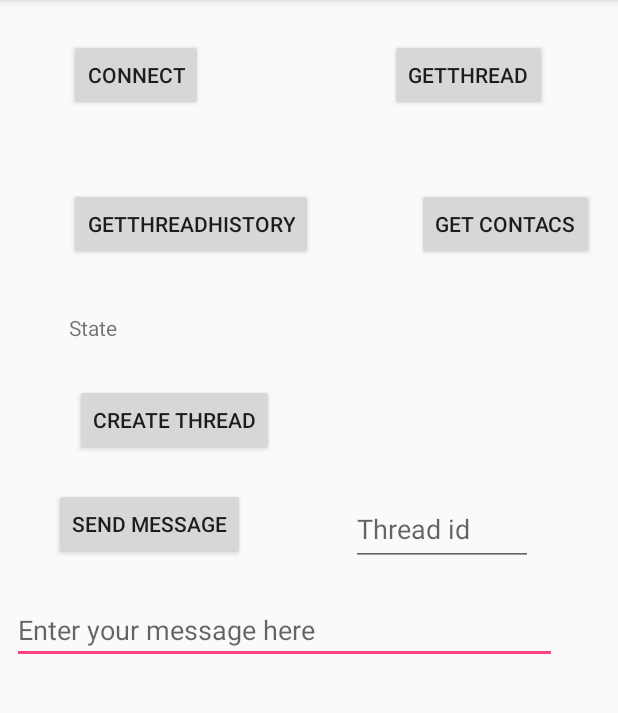
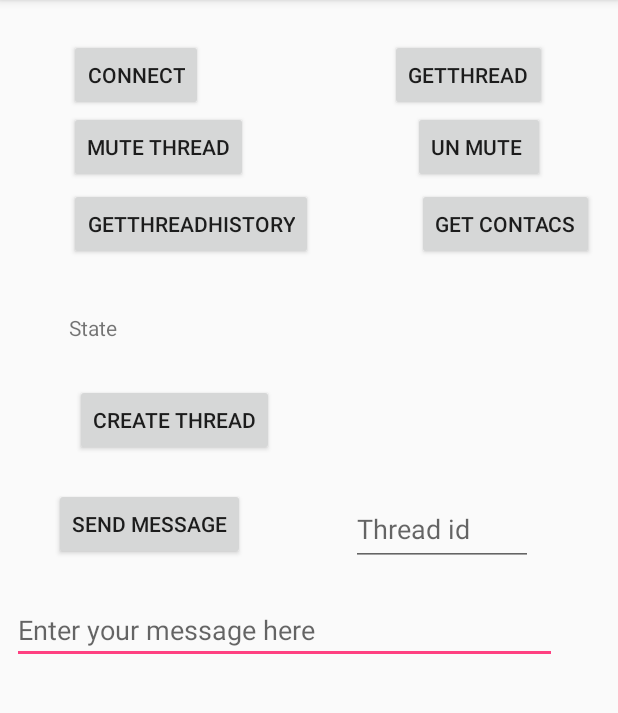
Before and after one commit to Sinarahimi/Chat-Pod, an Android app: the screen it shows after launch (ChatActivity), on a phone screen of 412 x 824 dp, the part 84-797 px from its top. Run offline under Robolectric (Android 15) with nearby library versions, the phone set to English and light mode, and no system bars; libraries missing offline, so code that uses them is left out: com.neovisionaries.ws, rx.android.schedulers, rx.schedulers.

Commit message:
Un mute thread is added mute thread is added

```diff
--- a/app/src/main/java/ir/fanap/chat/sdk/application/chat/ChatActivity.java
+++ b/app/src/main/java/ir/fanap/chat/sdk/application/chat/ChatActivity.java
@@ -13,11 +13,13 @@ public class ChatActivity extends AppCompatActivity implements ChatContract.view
 
     ChatContract.presenter presenter;
     //ab
-    private static String TOKEN = "ed4be26a60c24ed594e266a2181424c5";
-
+//private static String TOKEN = "ed4be26a60c24ed594e266a2181424c5";
     //private static String TOKEN = "afa51d8291dc4072a0831d3a18cb5030";
     //Felfeli
-//    private static String TOKEN = "a11768091eac48f2a7b84ed6a241f9c3";
+// private static String TOKEN = "a11768091eac48f2a7b84ed6a241f9c3";
+    //zam
+    private static String TOKEN = "c0866c4cc5274ea7ada6b01575b19d24";
+
     //
     @Override
     protected void onCreate(Bundle savedInstanceState) {
@@ -58,7 +60,7 @@ public class ChatActivity extends AppCompatActivity implements ChatContract.view
         if (!text.equals("")) {
             presenter.sendTextMessage(text, textThread);
         } else {
-            Toast.makeText(this,"Message is Empty",Toast.LENGTH_SHORT).show();
+            Toast.makeText(this, "Message is Empty", Toast.LENGTH_SHORT).show();
         }
     }
 
@@ -66,4 +68,12 @@ public class ChatActivity extends AppCompatActivity implements ChatContract.view
     public void onGetContacts(String content) {
 
     }
+
+    public void mute(View view) {
+        presenter.muteThread(86);
+    }
+
+    public void unMute(View view) {
+        presenter.unMuteThread(86);
+    }
 }
--- a/app/src/main/java/ir/fanap/chat/sdk/application/chat/ChatContract.java
+++ b/app/src/main/java/ir/fanap/chat/sdk/application/chat/ChatContract.java
@@ -28,5 +28,8 @@ public interface ChatContract {
 
         LiveData<String> getLiveState();
 
+        void muteThread(int threadId);
+
+        void unMuteThread(int threadId);
     }
 }
--- a/app/src/main/res/layout/activity_chat.xml
+++ b/app/src/main/res/layout/activity_chat.xml
@@ -106,4 +106,23 @@
         app:layout_constraintBottom_toTopOf="@+id/editTextMessage"
         app:layout_constraintEnd_toEndOf="@+id/editTextMessage" />
 
+    <Button
+        android:id="@+id/buttonUnmute"
+        android:layout_width="wrap_content"
+        android:layout_height="wrap_content"
+        android:text="Mute Thread"
+        android:onClick="mute"
+        app:layout_constraintStart_toStartOf="@+id/buttonConnect"
+        app:layout_constraintTop_toBottomOf="@+id/buttonConnect" />
+
+    <Button
+        android:id="@+id/buttonMute"
+        android:layout_width="wrap_content"
+        android:layout_height="wrap_content"
+        android:layout_marginEnd="1dp"
+        android:text="un mute "
+        android:onClick="unMute"
+        app:layout_constraintEnd_toEndOf="@+id/buttonGetThread"
+        app:layout_constraintTop_toBottomOf="@+id/buttonGetThread" />
+
 </android.support.constraint.ConstraintLayout>
```
Also changed, not shown: app/src/main/java/ir/fanap/chat/sdk/application/chat/ChatPresenter.java (+10 -0 lines), podchat/src/main/java/com/fanap/podchat/Chat.java (+48 -23 lines).
